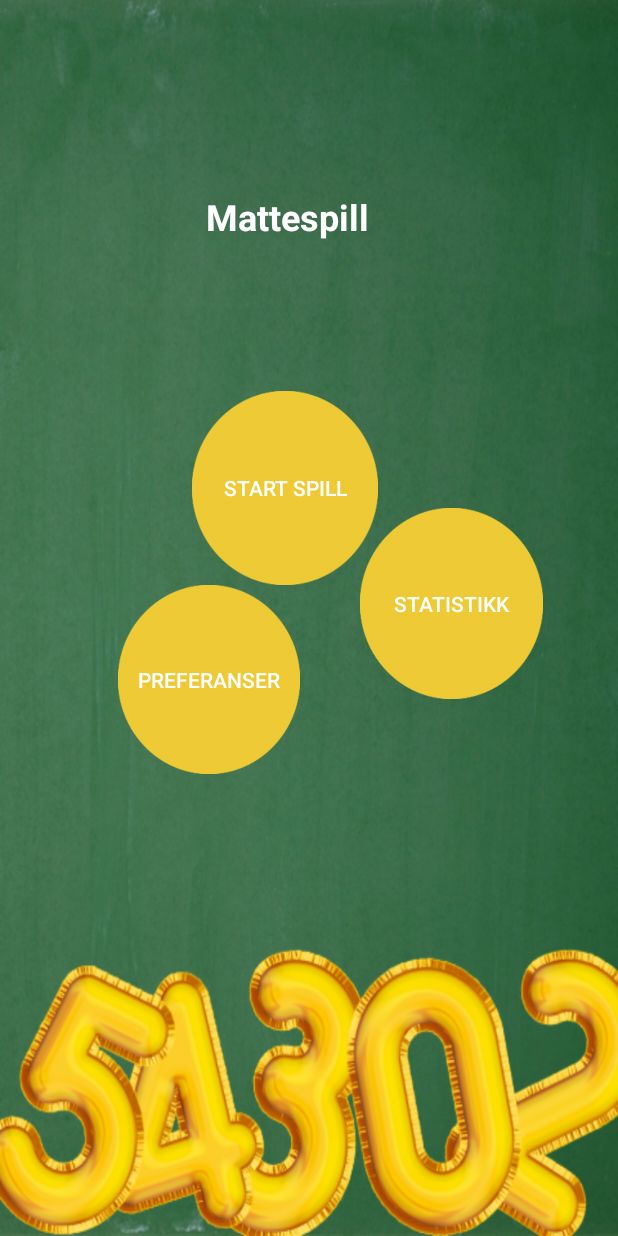
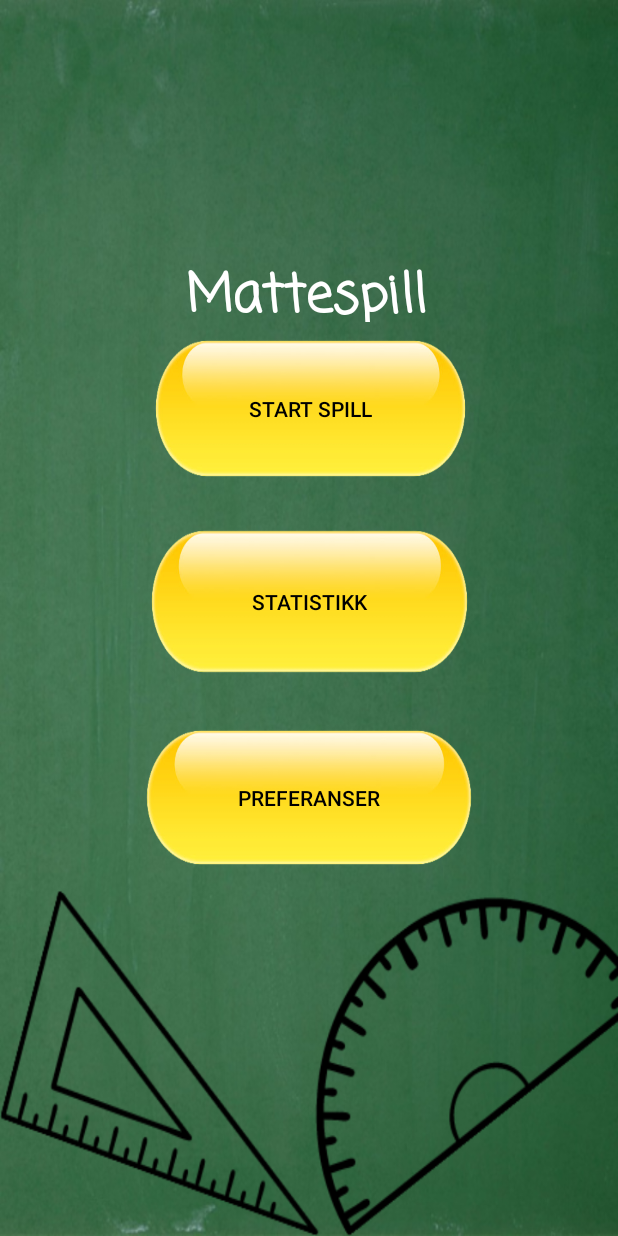
Before and after one commit to synneangell/Android-Mattespill, an Android app: the screen it shows after launch (MainActivity), on a phone screen of 412 x 824 dp. Run offline under Robolectric (Android 15) with nearby library versions, the phone set to English and light mode, and no system bars.

Commit message:
Fikset på layout og fikset slik at alle strings, toast og lignende også er på tysk + la til en alert om brukeren vil gå ut av spillet før det er ferdig

```diff
--- a/app/build.gradle
+++ b/app/build.gradle
@@ -20,6 +20,10 @@ android {
             proguardFiles getDefaultProguardFile('proguard-android-optimize.txt'), 'proguard-rules.pro'
         }
     }
+    compileOptions {
+        sourceCompatibility JavaVersion.VERSION_1_8
+        targetCompatibility JavaVersion.VERSION_1_8
+    }
 }
 
 dependencies {
--- a/app/src/main/java/mattespill/com/example/myapplication/Preferanser.java
+++ b/app/src/main/java/mattespill/com/example/myapplication/Preferanser.java
@@ -32,8 +32,6 @@ public class Preferanser extends AppCompatActivity {
         //valgt = radioGroup.getCheckedRadioButtonId();
     }
 
-
-
     public void radioValgt(View v){
         Intent intent = new Intent (this, MainActivity.class);
         intent.putExtra("valgtRadio", valgt);
@@ -41,7 +39,6 @@ public class Preferanser extends AppCompatActivity {
         //startActivity(intent);
     }
 
-    @RequiresApi(api = Build.VERSION_CODES.JELLY_BEAN_MR1)
     public void settLand(String landskode){
         Resources res = getResources();
         DisplayMetrics dm = res.getDisplayMetrics();
@@ -50,13 +47,11 @@ public class Preferanser extends AppCompatActivity {
         res.updateConfiguration(cf, dm);
     }
 
-    @RequiresApi(api = Build.VERSION_CODES.JELLY_BEAN_MR1)
     public void tysk(View v){
         settLand("de");
         recreate();
     }
 
-    @RequiresApi(api = Build.VERSION_CODES.JELLY_BEAN_MR1)
     public void norsk(View v){
         settLand("no");
         recreate();
--- a/app/src/main/res/layout/activity_main.xml
+++ b/app/src/main/res/layout/activity_main.xml
@@ -5,42 +5,42 @@
     android:id="@+id/linearLayout"
     android:layout_width="match_parent"
     android:layout_height="match_parent"
-    android:background="@drawable/forside_vertikalt"
+    android:background="@drawable/forside_vertikall"
     tools:context=".MainActivity">
 
     <TextView
         android:id="@+id/matteSpill"
-        android:layout_width="156dp"
-        android:layout_height="73dp"
-        android:layout_marginStart="137dp"
-        android:layout_marginLeft="137dp"
-        android:layout_marginTop="106dp"
-        android:layout_marginEnd="118dp"
-        android:layout_marginRight="118dp"
-        android:layout_marginBottom="552dp"
+        android:layout_width="164dp"
+        android:layout_height="43dp"
+        android:layout_marginStart="85dp"
+        android:layout_marginLeft="85dp"
+        android:layout_marginTop="115dp"
+        android:layout_marginEnd="85dp"
+        android:layout_marginRight="85dp"
+        android:layout_marginBottom="553dp"
         android:text="@string/matteSpill"
         android:textColor="#FFFFFF"
-        android:textSize="24sp"
+        android:textSize="35sp"
         android:textStyle="bold"
+        app:fontFamily="casual"
         app:layout_constraintBottom_toBottomOf="parent"
         app:layout_constraintEnd_toEndOf="parent"
-        app:layout_constraintHorizontal_bias="0.137"
         app:layout_constraintStart_toStartOf="parent"
-        app:layout_constraintTop_toTopOf="parent"
-        app:layout_constraintVertical_bias="0.241" />
+        app:layout_constraintTop_toTopOf="parent" />
 
     <Button
         android:id="@+id/startSpill"
-        android:layout_width="124dp"
-        android:layout_height="129dp"
-        android:layout_marginStart="127dp"
-        android:layout_marginLeft="127dp"
-        android:layout_marginTop="214dp"
-        android:layout_marginEnd="160dp"
-        android:layout_marginRight="160dp"
-        android:layout_marginBottom="388dp"
-        android:background="@drawable/knapp_startspill"
+        android:layout_width="210dp"
+        android:layout_height="95dp"
+        android:layout_marginStart="101dp"
+        android:layout_marginLeft="101dp"
+        android:layout_marginTop="178dp"
+        android:layout_marginEnd="100dp"
+        android:layout_marginRight="100dp"
+        android:layout_marginBottom="458dp"
+        android:background="@drawable/forsideknapp"
         android:text="@string/startSpill"
+        android:textColor="#000000"
         app:layout_constraintBottom_toBottomOf="parent"
         app:layout_constraintEnd_toEndOf="parent"
         app:layout_constraintStart_toStartOf="parent"
@@ -48,16 +48,13 @@
 
     <Button
         android:id="@+id/seStatistikk"
-        android:layout_width="122dp"
-        android:layout_height="127dp"
-        android:layout_marginStart="239dp"
-        android:layout_marginLeft="239dp"
-        android:layout_marginTop="292dp"
-        android:layout_marginEnd="50dp"
-        android:layout_marginRight="50dp"
-        android:layout_marginBottom="312dp"
-        android:background="@drawable/knapp_statistikk"
+        android:layout_width="214dp"
+        android:layout_height="99dp"
+        android:layout_marginTop="305dp"
+        android:layout_marginBottom="327dp"
+        android:background="@drawable/forsideknapp"
         android:text="@string/statistikk"
+        android:textColor="#000000"
         app:layout_constraintBottom_toBottomOf="parent"
         app:layout_constraintEnd_toEndOf="parent"
         app:layout_constraintStart_toStartOf="parent"
@@ -65,16 +62,13 @@
 
     <Button
         android:id="@+id/preferanser"
-        android:layout_width="121dp"
-        android:layout_height="126dp"
-        android:layout_marginStart="78dp"
-        android:layout_marginLeft="78dp"
-        android:layout_marginTop="343dp"
-        android:layout_marginEnd="212dp"
-        android:layout_marginRight="212dp"
-        android:layout_marginBottom="262dp"
-        android:background="@drawable/knapp_preferanser"
+        android:layout_width="220dp"
+        android:layout_height="94dp"
+        android:layout_marginTop="438dp"
+        android:layout_marginBottom="199dp"
+        android:background="@drawable/forsideknapp"
         android:text="@string/preferanser"
+        android:textColor="#000000"
         app:layout_constraintBottom_toBottomOf="parent"
         app:layout_constraintEnd_toEndOf="parent"
         app:layout_constraintStart_toStartOf="parent"
--- a/app/src/main/res/layout/activity_start_spill.xml
+++ b/app/src/main/res/layout/activity_start_spill.xml
@@ -4,7 +4,7 @@
     xmlns:tools="http://schemas.android.com/tools"
     android:layout_width="match_parent"
     android:layout_height="match_parent"
-    android:background="@drawable/startspill_vertikal"
+    android:background="@drawable/startspill_vertikall"
     tools:context=".StartSpill">
 
     <TextView
--- a/app/src/main/res/values/strings.xml
+++ b/app/src/main/res/values/strings.xml
@@ -31,6 +31,10 @@
     <string name="nei">Nei</string>
     <string name="spillFerdig">Spillet er ferdig!</string>
     <string name="nyttSpill">Spillet er ferdig. Ønsker du et nytt spill?</string>
+    <string name="slettFremgang">"Fremgangen i spillet vil bli borte. Er du sikker på at du vil avslutte?</string>
+    <string name="riktig">Riktig!</string>
+    <string name="feil">Feil!</string>
+
 
 
 
```
Also changed, not shown: app/src/main/java/mattespill/com/example/myapplication/StartSpill.java (+26 -2 lines), app/src/main/res/layout/activity_preferanser.xml (+0 -10 lines), app/src/main/res/drawable/forside_vertikall.png (added), app/src/main/res/drawable/forsideknapp.png (added), app/src/main/res/drawable/startspill_vertikall.png (added), 1 other file.
